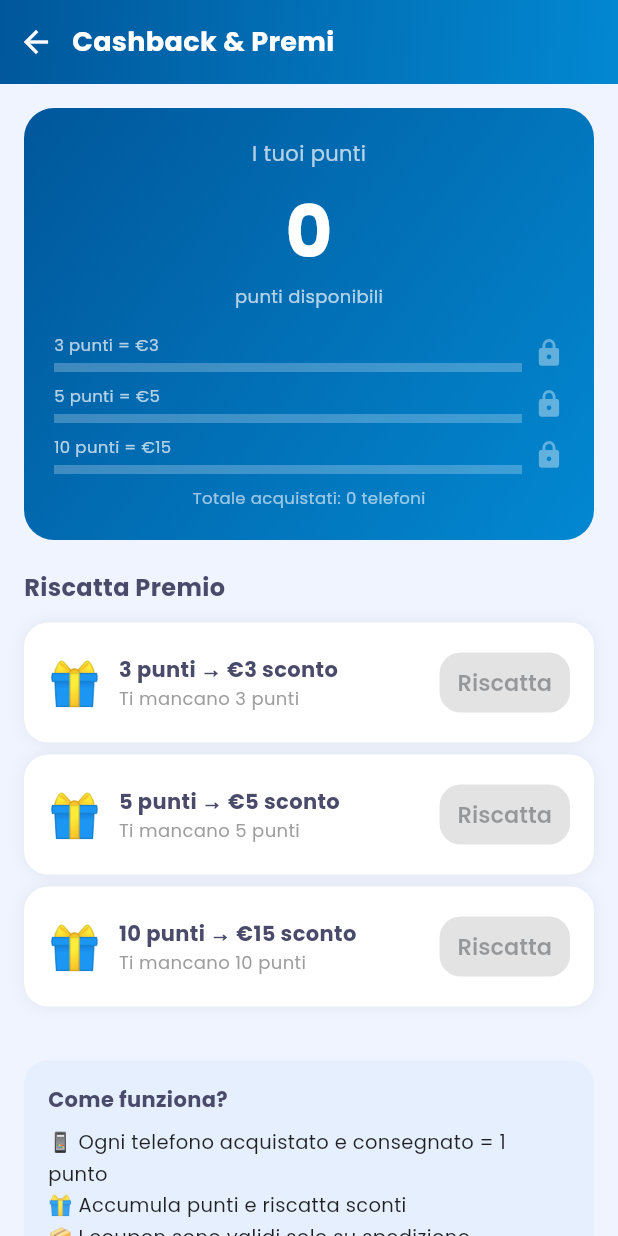
After one commit to colorailgusto-source/topphone, a Flutter app: the CashbackScreen screen opened by its route, on a phone screen of 412 x 824 dp. The commit adds this screen. Run offline on Flutter 3.47's test engine with Material 3 defaults, Android fonts, the phone set to English and light mode, and no system bars; our stand-ins replace app_links, badges, firebase_core, firebase_messaging, flutter_local_notifications, go_router and 3 more; missing offline and left inert: flutter_stripe; accounts and stored records are empty.

Commit message:
Sistema cashback punti coupon, fix carrello checkout, termini condizioni, navbar

```diff
--- a/lib/router/app_router.dart
+++ b/lib/router/app_router.dart
@@ -12,6 +12,7 @@ import '../screens/orders/order_success_screen.dart';
 import '../screens/profile/profile_screen.dart';
 import '../screens/profile/address_screen.dart';
 import '../screens/profile/settings_screen.dart';
+import '../screens/profile/cashback_screen.dart';
 import '../screens/admin/admin_dashboard_screen.dart';
 import '../screens/splash_screen.dart';
 import '../widgets/main_scaffold.dart';
@@ -41,6 +42,7 @@ class AppRouter {
       GoRoute(path: '/profile', builder: (c, s) => MainScaffold(currentPath: '/profile', child: const ProfileScreen())),
       GoRoute(path: '/addresses', builder: (c, s) => const AddressScreen()),
       GoRoute(path: '/settings', builder: (c, s) => const SettingsScreen()),
+      GoRoute(path: '/cashback', builder: (c, s) => const CashbackScreen()),
       GoRoute(path: '/admin', builder: (c, s) => const AdminDashboardScreen()),
     ],
   );
--- a/lib/screens/admin/admin_orders_screen.dart
+++ b/lib/screens/admin/admin_orders_screen.dart
@@ -1,5 +1,6 @@
 import 'package:flutter/material.dart';
 import 'package:supabase_flutter/supabase_flutter.dart';
+import '../../services/points_service.dart';
 import 'package:url_launcher/url_launcher.dart';
 import '../../theme/app_theme.dart';
 
@@ -217,6 +218,23 @@ class _AdminOrdersScreenState extends State<AdminOrdersScreen> {
                     final Map<String, dynamic> update = {'stato': stato};
                     if (trackingCtrl.text.trim().isNotEmpty) update['tracking'] = trackingCtrl.text.trim();
                     await _client.from('ordini').update(update).eq('id', order['id']);
+                    // Se consegnato e spedizione -> aggiungi punto
+                    final tipoConsegna = order['tipo_consegna'] ?? '';
+                    print('Stato: $stato, Tipo: $tipoConsegna');
+                    if (stato == 'consegnato' && tipoConsegna == 'spedizione') {
+                      final userId = order['utente_id'];
+                      if (userId != null) {
+                        try {
+                          final existing = await _client.from('punti').select('punti_totali').eq('utente_id', userId).maybeSingle();
+                          if (existing == null) {
+                            await _client.from('punti').insert({'utente_id': userId, 'punti_totali': 1, 'punti_usati': 0});
+                          } else {
+                            final nuovi = (existing['punti_totali'] as int) + 1;
+                            await _client.from('punti').update({'punti_totali': nuovi}).eq('utente_id', userId);
+                          }
+                        } catch (e) { print('Errore punti: $e'); }
+                      }
+                    }
                     Navigator.pop(ctx);
                     _load();
                     ScaffoldMessenger.of(context).showSnackBar(const SnackBar(content: Text('Stato aggiornato!'), backgroundColor: Colors.green));
--- /dev/null
+++ b/lib/screens/profile/cashback_screen.dart
@@ -0,0 +1,218 @@
+import 'package:flutter/material.dart';
+import 'package:flutter/services.dart';
+import 'package:provider/provider.dart';
+import '../../services/auth_service.dart';
+import '../../services/points_service.dart';
+import '../../theme/app_theme.dart';
+
+class CashbackScreen extends StatefulWidget {
+  const CashbackScreen({super.key});
+  @override
+  State<CashbackScreen> createState() => _CashbackScreenState();
+}
+
+class _CashbackScreenState extends State<CashbackScreen> {
+  final _pointsService = PointsService();
+  Map<String, dynamic> _punti = {};
+  List<Map<String, dynamic>> _coupon = [];
+  bool _loading = true;
+
+  @override
+  void initState() {
+    super.initState();
+    _load();
+  }
+
+  Future<void> _load() async {
+    final userId = context.read<AuthService>().currentUser?.id;
+    if (userId == null) return;
+    final punti = await _pointsService.getPunti(userId);
+    final coupon = await _pointsService.getCoupon(userId);
+    if (mounted) setState(() { _punti = punti; _coupon = coupon; _loading = false; });
+  }
+
+  Future<void> _genera(int puntiRichiesti) async {
+    final userId = context.read<AuthService>().currentUser?.id;
+    if (userId == null) return;
+    try {
+    final codice = await _pointsService.generaCoupon(userId, puntiRichiesti);
+    if (codice != null) {
+      await _load();
+      if (mounted) {
+        showDialog(context: context, builder: (_) => AlertDialog(
+          shape: RoundedRectangleBorder(borderRadius: BorderRadius.circular(20)),
+          title: const Text('🎉 Coupon Generato!', style: TextStyle(fontFamily: 'Poppins', fontWeight: FontWeight.bold)),
+          content: Column(mainAxisSize: MainAxisSize.min, children: [
+            const Text('Il tuo codice sconto è:'),
+            const SizedBox(height: 12),
+            Container(
+              padding: const EdgeInsets.all(12),
+              decoration: BoxDecoration(color: AppTheme.primary.withValues(alpha: 0.1), borderRadius: BorderRadius.circular(12)),
+              child: Text(codice, style: const TextStyle(fontSize: 20, fontWeight: FontWeight.bold, color: AppTheme.primary, fontFamily: 'Poppins')),
+            ),
+            const SizedBox(height: 8),
+            const Text('Valido 30 giorni solo su spedizione', style: TextStyle(fontSize: 12, color: Colors.grey)),
+          ]),
+          actions: [
+            Row(children: [
+              Expanded(child: OutlinedButton.icon(onPressed: () { Clipboard.setData(ClipboardData(text: codice)); ScaffoldMessenger.of(context).showSnackBar(const SnackBar(content: Text("Codice copiato!"), backgroundColor: Colors.green, duration: Duration(seconds: 1))); }, icon: const Icon(Icons.copy), label: const Text("Copia"))),
+              const SizedBox(width: 8),
+              Expanded(child: ElevatedButton(onPressed: () => Navigator.pop(context), child: const Text("OK"))),
+            ]),
+          ],
+        ));
+      }
+    } else {
+        if (mounted) ScaffoldMessenger.of(context).showSnackBar(const SnackBar(content: Text('Punti insufficienti'), backgroundColor: Colors.red));
+      }
+    } catch (e) {
+      if (mounted) ScaffoldMessenger.of(context).showSnackBar(SnackBar(content: Text('Errore: ' + e.toString()), backgroundColor: Colors.red));
+    }
+  }
+
+  @override
+  Widget build(BuildContext context) {
+    if (_loading) return const Scaffold(body: Center(child: CircularProgressIndicator()));
+    final disponibili = _pointsService.getPuntiDisponibili(_punti);
+    final totali = _punti['punti_totali'] ?? 0;
+
+    return Scaffold(
+      backgroundColor: AppTheme.background,
+      body: Column(children: [
+        Container(
+          decoration: const BoxDecoration(
+            gradient: LinearGradient(colors: [Color(0xFF01579B), Color(0xFF0288D1)], begin: Alignment.topLeft, end: Alignment.bottomRight),
+          ),
+          child: SafeArea(bottom: false, child: SizedBox(
+            height: kToolbarHeight,
+            child: Row(children: [
+              IconButton(icon: const Icon(Icons.arrow_back, color: Colors.white), onPressed: () => Navigator.pop(context)),
+              const Text('Cashback & Premi', style: TextStyle(color: Colors.white, fontSize: 18, fontWeight: FontWeight.w700, fontFamily: 'Poppins')),
+            ]),
+          )),
+        ),
+        Expanded(child: SingleChildScrollView(
+          padding: const EdgeInsets.all(16),
+          child: Column(children: [
+            // Card punti
+            Container(
+              width: double.infinity,
+              padding: const EdgeInsets.all(20),
+              decoration: BoxDecoration(
+                gradient: const LinearGradient(colors: [Color(0xFF01579B), Color(0xFF0288D1)], begin: Alignment.topLeft, end: Alignment.bottomRight),
+                borderRadius: BorderRadius.circular(20),
+              ),
+              child: Column(children: [
+                const Text('I tuoi punti', style: TextStyle(color: Colors.white70, fontSize: 14, fontFamily: 'Poppins')),
+                const SizedBox(height: 8),
+                Text('$disponibili', style: const TextStyle(color: Colors.white, fontSize: 48, fontWeight: FontWeight.bold, fontFamily: 'Poppins')),
+                const Text('punti disponibili', style: TextStyle(color: Colors.white70, fontSize: 12)),
+                const SizedBox(height: 16),
+                // Barra progressione
+                Column(children: [
+                  _progressBar(disponibili, 3, '3 punti = €3'),
+                  const SizedBox(height: 8),
+                  _progressBar(disponibili, 5, '5 punti = €5'),
+                  const SizedBox(height: 8),
+                  _progressBar(disponibili, 10, '10 punti = €15'),
+                ]),
+                const SizedBox(height: 8),
+                Text('Totale acquistati: $totali telefoni', style: const TextStyle(color: Colors.white60, fontSize: 11)),
+              ]),
+            ),
+            const SizedBox(height: 20),
+            // Riscatta premi
+            const Align(alignment: Alignment.centerLeft, child: Text('Riscatta Premio', style: TextStyle(fontWeight: FontWeight.bold, fontSize: 16, fontFamily: 'Poppins'))),
+            const SizedBox(height: 12),
+            _premioCard(3, 3.0, disponibili, _punti),
+            const SizedBox(height: 8),
+            _premioCard(5, 5.0, disponibili, _punti),
+            const SizedBox(height: 8),
+            _premioCard(10, 15.0, disponibili, _punti),
+            const SizedBox(height: 20),
+            // Coupon attivi
+            if (_coupon.isNotEmpty) ...[
+              const Align(alignment: Alignment.centerLeft, child: Text('I tuoi Coupon', style: TextStyle(fontWeight: FontWeight.bold, fontSize: 16, fontFamily: 'Poppins'))),
+              const SizedBox(height: 12),
+              ..._coupon.map((c) => _couponCard(c)),
+            ],
+            const SizedBox(height: 16),
+            Container(
+              padding: const EdgeInsets.all(16),
+              decoration: BoxDecoration(color: Colors.blue.withValues(alpha: 0.05), borderRadius: BorderRadius.circular(16)),
+              child: const Column(crossAxisAlignment: CrossAxisAlignment.start, children: [
+                Text('Come funziona?', style: TextStyle(fontWeight: FontWeight.bold, fontFamily: 'Poppins')),
+                SizedBox(height: 8),
+                Text('📱 Ogni telefono acquistato e consegnato = 1 punto\n🎁 Accumula punti e riscatta sconti\n📦 I coupon sono validi solo su spedizione\n⏰ I coupon scadono dopo 30 giorni', style: TextStyle(fontSize: 13, height: 1.6, color: Colors.black87)),
+              ]),
+            ),
+          ]),
+        )),
+      ]),
+    );
+  }
+
+  Widget _progressBar(int disponibili, int target, String label) {
+    final progress = (disponibili / target).clamp(0.0, 1.0);
+    return Row(children: [
+      Expanded(child: Column(crossAxisAlignment: CrossAxisAlignment.start, children: [
+        Text(label, style: const TextStyle(color: Colors.white70, fontSize: 11)),
+        const SizedBox(height: 4),
+        LinearProgressIndicator(value: progress, backgroundColor: Colors.white24, color: Colors.white, minHeight: 6),
+      ])),
+      const SizedBox(width: 8),
+      Icon(disponibili >= target ? Icons.check_circle : Icons.lock, color: disponibili >= target ? Colors.greenAccent : Colors.white38, size: 20),
+    ]);
+  }
+
+  Widget _premioCard(int punti, double valore, int disponibili, Map<String, dynamic> puntiData) {
+    final giaRiscattato = punti != 10 && _pointsService.isPremioRiscattato(puntiData, punti);
+    final abilitato = disponibili >= punti && !giaRiscattato;
+    return Container(
+      padding: const EdgeInsets.all(16),
+      decoration: BoxDecoration(
+        color: Colors.white,
+        borderRadius: BorderRadius.circular(16),
+        boxShadow: [BoxShadow(color: Colors.black.withValues(alpha: 0.06), blurRadius: 8)],
+        border: abilitato ? Border.all(color: AppTheme.primary, width: 1.5) : null,
+      ),
+      child: Row(children: [
+        Text('🎁', style: const TextStyle(fontSize: 28)),
+        const SizedBox(width: 12),
+        Expanded(child: Column(crossAxisAlignment: CrossAxisAlignment.start, children: [
+          Text('$punti punti → €${valore.toStringAsFixed(0)} sconto', style: const TextStyle(fontWeight: FontWeight.bold, fontFamily: 'Poppins')),
+          Text(abilitato ? 'Puoi riscattare!' : 'Ti mancano ${punti - disponibili} punti', style: TextStyle(fontSize: 12, color: abilitato ? Colors.green : Colors.grey)),
+        ])),
+        ElevatedButton(
+          onPressed: abilitato ? () => _genera(punti) : null,
+          style: ElevatedButton.styleFrom(padding: const EdgeInsets.symmetric(horizontal: 12, vertical: 8)),
+          child: Text(giaRiscattato ? 'Riscattato' : 'Riscatta'),
+        ),
+      ]),
+    );
+  }
+
+  Widget _couponCard(Map<String, dynamic> c) {
+    final usato = c['usato'] == true;
+    final scadenza = DateTime.parse(c['scadenza']);
+    final scaduto = scadenza.isBefore(DateTime.now());
+    return Container(
+      margin: const EdgeInsets.only(bottom: 8),
+      padding: const EdgeInsets.all(16),
+      decoration: BoxDecoration(
+        color: usato || scaduto ? Colors.grey.shade100 : Colors.white,
+        borderRadius: BorderRadius.circular(16),
+        boxShadow: [BoxShadow(color: Colors.black.withValues(alpha: 0.04), blurRadius: 6)],
+      ),
+      child: Row(children: [
+        Icon(usato ? Icons.check_circle : scaduto ? Icons.cancel : Icons.local_offer, color: usato ? Colors.grey : scaduto ? Colors.red : Colors.green),
+        const SizedBox(width: 12),
+        Expanded(child: Column(crossAxisAlignment: CrossAxisAlignment.start, children: [
+          Text(c['codice'], style: TextStyle(fontWeight: FontWeight.bold, fontFamily: 'Poppins', color: usato || scaduto ? Colors.grey : Colors.black)),
+          Text('€${(c['valore'] as num).toStringAsFixed(0)} sconto • ${usato ? 'Usato' : scaduto ? 'Scaduto' : 'Valido fino al ${scadenza.day}/${scadenza.month}/${scadenza.year}'}', style: const TextStyle(fontSize: 12, color: Colors.grey)),
+        ])),
+        if (!usato && !scaduto) IconButton(icon: const Icon(Icons.copy, size: 18, color: Colors.blue), onPressed: () { Clipboard.setData(ClipboardData(text: c["codice"])); ScaffoldMessenger.of(context).showSnackBar(const SnackBar(content: Text("Codice copiato!"), backgroundColor: Colors.green, duration: Duration(seconds: 1))); }),
+      ]),
+    );
+  }
+}
--- a/lib/screens/profile/profile_screen.dart
+++ b/lib/screens/profile/profile_screen.dart
@@ -78,6 +78,8 @@ class ProfileScreen extends StatelessWidget {
                 _tile(Icons.location_on_rounded, 'I Miei Indirizzi', 'Gestisci indirizzi', Colors.orange, () => context.push('/addresses')),
                 _divider(),
                 _tile(Icons.settings_rounded, 'Impostazioni', 'Modifica profilo', Colors.purple, () => context.push('/settings')),
+                _divider(),
+                _tile(Icons.card_giftcard_rounded, 'Cashback & Premi', 'Accumula punti e ottieni sconti', Colors.amber, () => context.push('/cashback')),
               ]),
               const SizedBox(height: 16),
               _section('Supporto & Contatti', [
--- /dev/null
+++ b/lib/services/points_service.dart
@@ -0,0 +1,91 @@
+import 'package:supabase_flutter/supabase_flutter.dart';
+
+class PointsService {
+  final _client = Supabase.instance.client;
+
+  Future<Map<String, dynamic>> getPunti(String userId) async {
+    final data = await _client.from('punti').select().eq('utente_id', userId).maybeSingle();
+    if (data == null) {
+      await _client.from('punti').insert({'utente_id': userId, 'punti_totali': 0, 'punti_usati': 0});
+      return {'punti_totali': 0, 'punti_usati': 0};
+    }
+    return data;
+  }
+
+  int getPuntiDisponibili(Map<String, dynamic> punti) {
+    return punti['punti_totali'] ?? 0;
+  }
+
+  bool isPremioRiscattato(Map<String, dynamic> punti, int puntiRichiesti) {
+    if (puntiRichiesti == 3) return punti['premio_3_riscattato'] == true;
+    if (puntiRichiesti == 5) return punti['premio_5_riscattato'] == true;
+    return false;
+  }
+
+  Future<List<Map<String, dynamic>>> getCoupon(String userId) async {
+    final data = await _client.from('coupon').select().eq('utente_id', userId).order('created_at', ascending: false);
+    return List<Map<String, dynamic>>.from(data);
+  }
+
+  Future<String?> generaCoupon(String userId, int puntiRichiesti) async {
+    final punti = await getPunti(userId);
+    final disponibili = getPuntiDisponibili(punti);
+    if (disponibili < puntiRichiesti) return null;
+
+    double valore = 0;
+    if (puntiRichiesti == 3) valore = 3.0;
+    if (puntiRichiesti == 5) valore = 5.0;
+    if (puntiRichiesti == 10) valore = 15.0;
+
+    final codice = 'TOP-${userId.substring(0, 4).toUpperCase()}-${DateTime.now().millisecondsSinceEpoch.toString().substring(7)}';
+    final scadenza = DateTime.now().add(const Duration(days: 30));
+
+    await _client.from('coupon').insert({
+      'utente_id': userId,
+      'codice': codice,
+      'valore': valore,
+      'usato': false,
+      'scadenza': scadenza.toIso8601String(),
+    });
+
+    final totali = punti['punti_totali'] ?? 0;
+    if (totali < puntiRichiesti) return null;
+
+    // Controlla se premio già riscattato
+    if (puntiRichiesti == 3 && punti['premio_3_riscattato'] == true) return null;
+    if (puntiRichiesti == 5 && punti['premio_5_riscattato'] == true) return null;
+
+    // A 10 punti si azzera tutto
+    if (puntiRichiesti == 10) {
+      await _client.from('punti').update({
+        'punti_totali': 0,
+        'punti_usati': 0,
+        'premio_3_riscattato': false,
+        'premio_5_riscattato': false,
+      }).eq('utente_id', userId);
+    } else if (puntiRichiesti == 3) {
+      await _client.from('punti').update({'premio_3_riscattato': true}).eq('utente_id', userId);
+    } else if (puntiRichiesti == 5) {
+      await _client.from('punti').update({'premio_5_riscattato': true}).eq('utente_id', userId);
+    }
+    // Punti NON si consumano per 3 e 5
+
+    return codice;
+  }
+
+  Future<double?> verificaCoupon(String codice, String userId) async {
+    final now = DateTime.now().toIso8601String();
+    final data = await _client.from('coupon').select()
+      .eq('codice', codice)
+      .eq('utente_id', userId)
+      .eq('usato', false)
+      .gt('scadenza', now)
+      .maybeSingle();
+    if (data == null) return null;
+    return (data['valore'] as num).toDouble();
+  }
+
+  Future<void> usaCoupon(String codice) async {
+    await _client.from('coupon').update({'usato': true}).eq('codice', codice);
+  }
+}
```
Also changed, not shown: lib/screens/cart/cart_screen.dart (+90 -59 lines).
